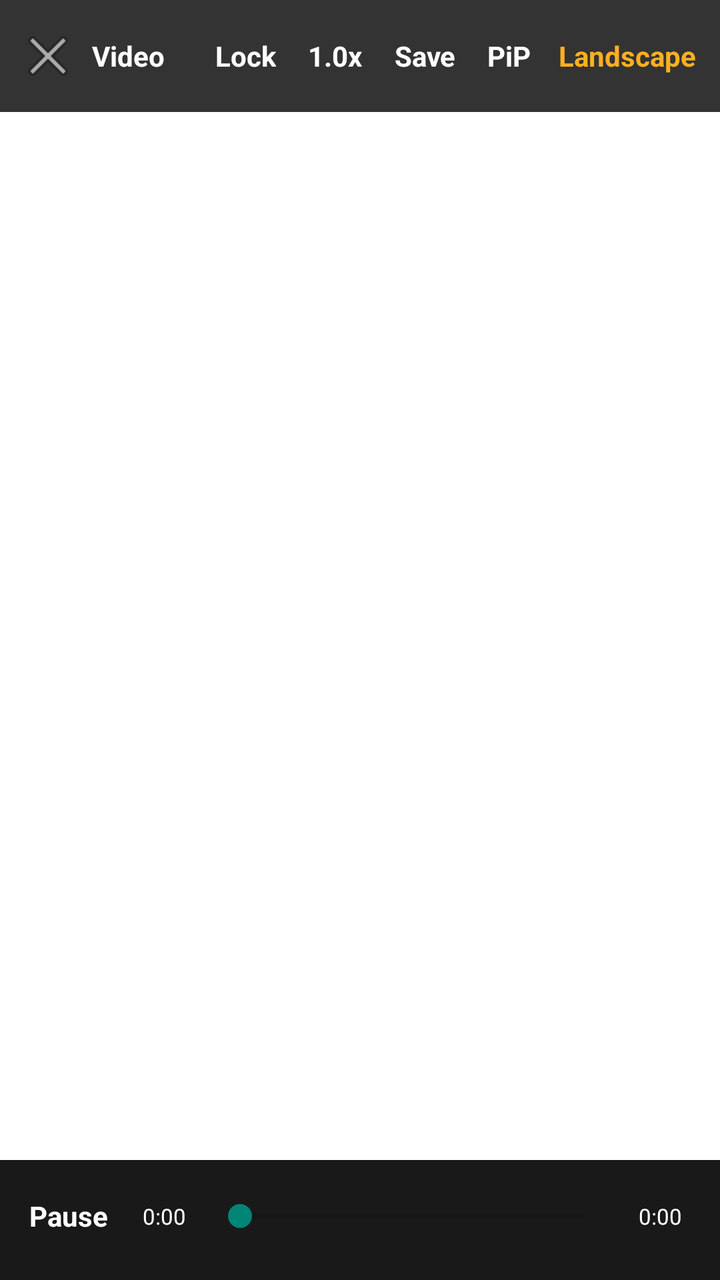
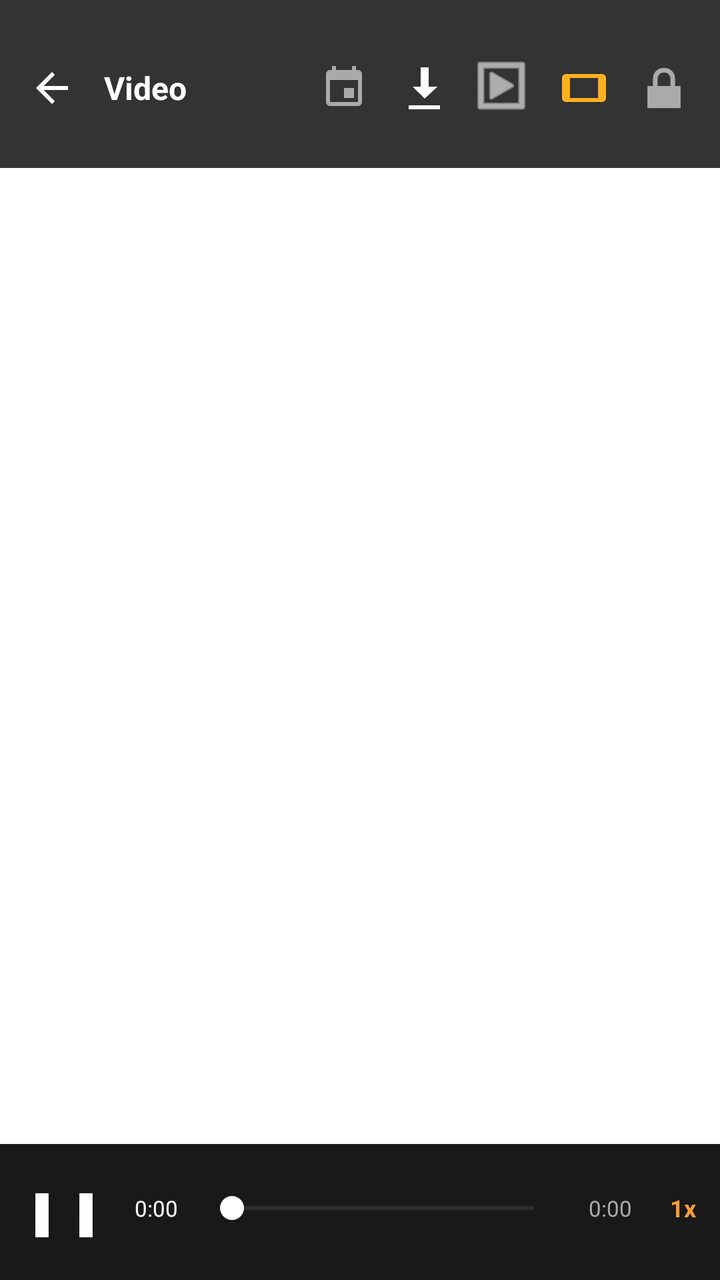

Compare the two renders of this Android layout. The source of the first and the diff that turns it into the second are given below.
<!-- AndroidManifest.xml: application theme Theme.Blaze -->
<!-- res/layout/uc_player_controls.xml -->
<?xml version="1.0" encoding="utf-8"?>
<FrameLayout xmlns:android="http://schemas.android.com/apk/res/android"
    android:id="@+id/fs_deck"
    android:layout_width="match_parent"
    android:layout_height="match_parent"
    android:clickable="false"
    android:elevation="24dp">

    <LinearLayout
        android:id="@+id/fs_chrome"
        android:layout_width="match_parent"
        android:layout_height="56dp"
        android:layout_gravity="top"
        android:background="#CC000000"
        android:gravity="center_vertical"
        android:paddingStart="2dp"
        android:paddingEnd="4dp">

        <ImageButton
            android:id="@+id/fs_close"
            android:layout_width="44dp"
            android:layout_height="44dp"
            android:background="@android:color/transparent"
            android:contentDescription="Close"
            android:src="@android:drawable/ic_menu_close_clear_cancel" />

        <TextView
            android:id="@+id/fs_title"
            android:layout_width="0dp"
            android:layout_height="wrap_content"
            android:layout_weight="1"
            android:ellipsize="end"
            android:maxLines="1"
            android:text="Video"
            android:textColor="#FFFFFF"
            android:textSize="14sp"
            android:textStyle="bold" />

        <TextView
            android:id="@+id/fs_lock"
            android:layout_width="wrap_content"
            android:layout_height="44dp"
            android:gravity="center"
            android:paddingStart="8dp"
            android:paddingEnd="8dp"
            android:text="Lock"
            android:textColor="#FFFFFF"
            android:textStyle="bold" />

        <TextView
            android:id="@+id/fs_speed"
            android:layout_width="wrap_content"
            android:layout_height="44dp"
            android:gravity="center"
            android:paddingStart="8dp"
            android:paddingEnd="8dp"
            android:text="1.0x"
            android:textColor="#FFFFFF"
            android:textStyle="bold" />

        <TextView
            android:id="@+id/fs_download"
            android:layout_width="wrap_content"
            android:layout_height="44dp"
            android:gravity="center"
            android:paddingStart="8dp"
            android:paddingEnd="8dp"
            android:text="Save"
            android:textColor="#FFFFFF"
            android:textStyle="bold" />

        <TextView
            android:id="@+id/fs_pip"
            android:layout_width="wrap_content"
            android:layout_height="44dp"
            android:gravity="center"
            android:paddingStart="8dp"
            android:paddingEnd="8dp"
            android:text="PiP"
            android:textColor="#FFFFFF"
            android:textStyle="bold" />

        <TextView
            android:id="@+id/fs_rotate"
            android:layout_width="wrap_content"
            android:layout_height="44dp"
            android:gravity="center"
            android:paddingStart="6dp"
            android:paddingEnd="8dp"
            android:text="Landscape"
            android:textColor="#FFB020"
            android:textStyle="bold" />
    </LinearLayout>

    <LinearLayout
        android:id="@+id/fs_controls"
        android:layout_width="match_parent"
        android:layout_height="wrap_content"
        android:layout_gravity="bottom"
        android:background="#E6000000"
        android:gravity="center_vertical"
        android:orientation="horizontal"
        android:paddingStart="8dp"
        android:paddingTop="6dp"
        android:paddingEnd="8dp"
        android:paddingBottom="10dp">

        <TextView
            android:id="@+id/fs_play"
            android:layout_width="52dp"
            android:layout_height="44dp"
            android:gravity="center"
            android:text="Pause"
            android:textColor="#FFFFFF"
            android:textStyle="bold" />

        <TextView
            android:id="@+id/fs_position"
            android:layout_width="44dp"
            android:layout_height="wrap_content"
            android:gravity="center"
            android:text="0:00"
            android:textColor="#FFFFFF"
            android:textSize="11sp" />

        <SeekBar
            android:id="@+id/fs_seek"
            android:layout_width="0dp"
            android:layout_height="wrap_content"
            android:layout_weight="1"
            android:max="1000"
            android:progress="0"
            android:secondaryProgress="0" />

        <TextView
            android:id="@+id/fs_duration"
            android:layout_width="44dp"
            android:layout_height="wrap_content"
            android:gravity="center"
            android:text="0:00"
            android:textColor="#FFFFFF"
            android:textSize="11sp" />
    </LinearLayout>
</FrameLayout>
<!-- resources referenced by this layout -->
<resources>
  <style name="Theme.Blaze" parent="Theme.AppCompat.Light.NoActionBar">
          <item name="colorPrimary">@color/primary</item>
          <item name="colorPrimaryDark">@color/primary_dark</item>
          <item name="android:statusBarColor">@android:color/transparent</item>
          <item name="android:navigationBarColor">@color/bar</item>
          <item name="android:windowLightStatusBar">true</item>
          <item name="android:windowBackground">@color/bg</item>
          <item name="android:windowDrawsSystemBarBackgrounds">true</item>
      </style>
  <color name="primary">#1A73E8</color>
  <color name="primary_dark">#1557B0</color>
  <color name="bar">#FFFFFF</color>
  <color name="bg">#FFFFFF</color>
</resources>

<!-- the commit's change to res/layout/uc_player_controls.xml (unified diff, before → after) -->
@@ -3,95 +3,260 @@
     android:id="@+id/fs_deck"
     android:layout_width="match_parent"
     android:layout_height="match_parent"
-    android:clickable="false"
-    android:elevation="24dp">
-
+    android:clickable="false">
+
+    
     <LinearLayout
         android:id="@+id/fs_chrome"
         android:layout_width="match_parent"
-        android:layout_height="56dp"
+        android:layout_height="84dp"
         android:layout_gravity="top"
         android:background="#CC000000"
         android:gravity="center_vertical"
-        android:paddingStart="2dp"
-        android:paddingEnd="4dp">
-
+        android:orientation="horizontal"
+        android:paddingStart="4dp"
+        android:paddingEnd="8dp"
+        android:paddingTop="8dp"
+        android:paddingBottom="4dp">
+
+        
         <ImageButton
             android:id="@+id/fs_close"
             android:layout_width="44dp"
             android:layout_height="44dp"
             android:background="@android:color/transparent"
             android:contentDescription="Close"
-            android:src="@android:drawable/ic_menu_close_clear_cancel" />
-
-        <TextView
-            android:id="@+id/fs_title"
+            android:src="@drawable/ic_back"
+            android:tint="#FFFFFF" />
+
+        
+        <LinearLayout
             android:layout_width="0dp"
             android:layout_height="wrap_content"
             android:layout_weight="1"
-            android:ellipsize="end"
-            android:maxLines="1"
-            android:text="Video"
+            android:orientation="vertical"
+            android:layout_marginStart="4dp">
+
+            <TextView
+                android:id="@+id/fs_title"
+                android:layout_width="match_parent"
+                android:layout_height="wrap_content"
+                android:ellipsize="end"
+                android:maxLines="1"
+                android:text="Video"
+                android:textColor="#FFFFFF"
+                android:textSize="16sp"
+                android:textStyle="bold" />
+
+            
+            <LinearLayout
+                android:layout_width="wrap_content"
+                android:layout_height="wrap_content"
+                android:gravity="center_vertical"
+                android:orientation="horizontal">
+
+                <TextView
+                    android:id="@+id/traffic_title_bar_data"
+                    android:layout_width="wrap_content"
+                    android:layout_height="wrap_content"
+                    android:textColor="#BBFFFFFF"
+                    android:textSize="11sp"
+                    android:visibility="gone" />
+
+                <TextView
+                    android:id="@+id/traffic_title_bar_data_save"
+                    android:layout_width="wrap_content"
+                    android:layout_height="wrap_content"
+                    android:layout_marginStart="4dp"
+                    android:textColor="#88FF9C38"
+                    android:textSize="11sp"
+                    android:visibility="gone" />
+            </LinearLayout>
+        </LinearLayout>
+
+        
+
+        
+        <ImageButton
+            android:id="@+id/fs_watch_later"
+            android:layout_width="40dp"
+            android:layout_height="40dp"
+            android:background="?android:attr/selectableItemBackgroundBorderless"
+            android:contentDescription="Watch Later"
+            android:src="@drawable/ic_watch_later"
+            android:tint="#AAAAAA" />
+
+        
+        <ImageButton
+            android:id="@+id/fs_audio_switch"
+            android:layout_width="40dp"
+            android:layout_height="40dp"
+            android:background="?android:attr/selectableItemBackgroundBorderless"
+            android:contentDescription="Audio Switch"
+            android:src="@android:drawable/ic_lock_silent_mode_off"
+            android:tint="#AAAAAA"
+            android:visibility="gone" />
+
+        
+        <ImageButton
+            android:id="@+id/fs_download"
+            android:layout_width="40dp"
+            android:layout_height="40dp"
+            android:background="?android:attr/selectableItemBackgroundBorderless"
+            android:contentDescription="Download"
+            android:src="@android:drawable/stat_sys_download"
+            android:tint="#FFFFFF" />
+
+        
+        <ImageButton
+            android:id="@+id/fs_pip"
+            android:layout_width="40dp"
+            android:layout_height="40dp"
+            android:background="?android:attr/selectableItemBackgroundBorderless"
+            android:contentDescription="PiP"
+            android:src="@android:drawable/ic_menu_slideshow"
+            android:tint="#FFFFFF" />
+
+        
+        <ImageButton
+            android:id="@+id/fs_rotate"
+            android:layout_width="40dp"
+            android:layout_height="40dp"
+            android:background="?android:attr/selectableItemBackgroundBorderless"
+            android:contentDescription="Rotate"
+            android:src="@drawable/ic_rotate_landscape"
+            android:tint="#FFB020" />
+
+        
+        <ImageButton
+            android:id="@+id/fs_lock"
+            android:layout_width="40dp"
+            android:layout_height="40dp"
+            android:background="?android:attr/selectableItemBackgroundBorderless"
+            android:contentDescription="Lock"
+            android:src="@android:drawable/ic_lock_lock"
+            android:tint="#AAAAAA" />
+
+    </LinearLayout>
+
+    
+    <LinearLayout
+        android:id="@+id/volume_brightness_hint"
+        android:layout_width="120dp"
+        android:layout_height="wrap_content"
+        android:layout_gravity="center"
+        android:background="#CC000000"
+        android:gravity="center"
+        android:orientation="vertical"
+        android:padding="16dp"
+        android:visibility="gone">
+
+        
+        <ImageView
+            android:id="@+id/hint_icon"
+            android:layout_width="36dp"
+            android:layout_height="36dp"
+            android:contentDescription="Hint"
+            android:src="@android:drawable/ic_lock_silent_mode_off"
+            android:tint="#FFFFFF" />
+
+        
+        <ProgressBar
+            android:id="@+id/hint_progress"
+            style="?android:attr/progressBarStyleHorizontal"
+            android:layout_width="100dp"
+            android:layout_height="4dp"
+            android:layout_marginTop="10dp"
+            android:max="100"
+            android:progress="50"
+            android:progressTint="#FF9C38" />
+
+        
+        <TextView
+            android:id="@+id/hint_pct"
+            android:layout_width="wrap_content"
+            android:layout_height="wrap_content"
+            android:layout_marginTop="4dp"
+            android:text="50%"
+            android:textColor="#CCFFFFFF"
+            android:textSize="12sp" />
+    </LinearLayout>
+
+    
+    <FrameLayout
+        android:id="@+id/video_loading"
+        android:layout_width="wrap_content"
+        android:layout_height="wrap_content"
+        android:layout_gravity="center"
+        android:visibility="gone">
+        <ProgressBar
+            android:layout_width="48dp"
+            android:layout_height="48dp"
+            android:indeterminate="true"
+            android:progressTint="#FFFFFF" />
+    </FrameLayout>
+
+    
+    <LinearLayout
+        android:id="@+id/video_error_view"
+        android:layout_width="wrap_content"
+        android:layout_height="wrap_content"
+        android:layout_gravity="center"
+        android:gravity="center"
+        android:orientation="vertical"
+        android:padding="16dp"
+        android:background="#CC000000"
+        android:visibility="gone">
+
+        <TextView
+            android:id="@+id/video_error_msg"
+            android:layout_width="wrap_content"
+            android:layout_height="wrap_content"
+            android:gravity="center"
+            android:text="Cannot play this video"
             android:textColor="#FFFFFF"
             android:textSize="14sp"
-            android:textStyle="bold" />
-
-        <TextView
-            android:id="@+id/fs_lock"
-            android:layout_width="wrap_content"
-            android:layout_height="44dp"
-            android:gravity="center"
-            android:paddingStart="8dp"
-            android:paddingEnd="8dp"
-            android:text="Lock"
-            android:textColor="#FFFFFF"
-            android:textStyle="bold" />
-
-        <TextView
-            android:id="@+id/fs_speed"
-            android:layout_width="wrap_content"
-            android:layout_height="44dp"
-            android:gravity="center"
-            android:paddingStart="8dp"
-            android:paddingEnd="8dp"
-            android:text="1.0x"
-            android:textColor="#FFFFFF"
-            android:textStyle="bold" />
-
-        <TextView
-            android:id="@+id/fs_download"
-            android:layout_width="wrap_content"
-            android:layout_height="44dp"
-            android:gravity="center"
-            android:paddingStart="8dp"
-            android:paddingEnd="8dp"
-            android:text="Save"
-            android:textColor="#FFFFFF"
-            android:textStyle="bold" />
-
-        <TextView
-            android:id="@+id/fs_pip"
-            android:layout_width="wrap_content"
-            android:layout_height="44dp"
-            android:gravity="center"
-            android:paddingStart="8dp"
-            android:paddingEnd="8dp"
-            android:text="PiP"
-            android:textColor="#FFFFFF"
-            android:textStyle="bold" />
-
-        <TextView
-            android:id="@+id/fs_rotate"
-            android:layout_width="wrap_content"
-            android:layout_height="44dp"
-            android:gravity="center"
-            android:paddingStart="6dp"
-            android:paddingEnd="8dp"
-            android:text="Landscape"
-            android:textColor="#FFB020"
-            android:textStyle="bold" />
+            android:maxLines="2" />
+
+        <TextView
+            android:id="@+id/video_error_code"
+            android:layout_width="wrap_content"
+            android:layout_height="wrap_content"
+            android:layout_marginTop="4dp"
+            android:gravity="center"
+            android:textColor="#AAAAAA"
+            android:textSize="11sp"
+            android:maxLines="1" />
+
+        <Button
+            android:id="@+id/video_error_retry"
+            android:layout_width="wrap_content"
+            android:layout_height="36dp"
+            android:layout_marginTop="8dp"
+            android:text="Retry"
+            android:textSize="13sp"
+            android:backgroundTint="#FF9C38" />
     </LinearLayout>
 
+    
+    <TextView
+        android:id="@+id/speed_overlay"
+        android:layout_width="wrap_content"
+        android:layout_height="wrap_content"
+        android:layout_gravity="top|start"
+        android:layout_marginTop="88dp"
+        android:layout_marginStart="12dp"
+        android:background="#88000000"
+        android:paddingStart="8dp"
+        android:paddingEnd="8dp"
+        android:paddingTop="3dp"
+        android:paddingBottom="3dp"
+        android:textColor="#FF9C38"
+        android:textSize="11sp"
+        android:textStyle="bold"
+        android:visibility="gone" />
+
+    
     <LinearLayout
         android:id="@+id/fs_controls"
         android:layout_width="match_parent"
@@ -101,19 +266,21 @@
         android:gravity="center_vertical"
         android:orientation="horizontal"
         android:paddingStart="8dp"
-        android:paddingTop="6dp"
+        android:paddingTop="8dp"
         android:paddingEnd="8dp"
-        android:paddingBottom="10dp">
-
+        android:paddingBottom="12dp">
+
+        
         <TextView
             android:id="@+id/fs_play"
-            android:layout_width="52dp"
-            android:layout_height="44dp"
-            android:gravity="center"
-            android:text="Pause"
+            android:layout_width="48dp"
+            android:layout_height="48dp"
+            android:gravity="center"
+            android:text="&#9646;&#9646;"
             android:textColor="#FFFFFF"
-            android:textStyle="bold" />
-
+            android:textSize="22sp" />
+
+        
         <TextView
             android:id="@+id/fs_position"
             android:layout_width="44dp"
@@ -123,6 +290,7 @@
             android:textColor="#FFFFFF"
             android:textSize="11sp" />
 
+        
         <SeekBar
             android:id="@+id/fs_seek"
             android:layout_width="0dp"
@@ -130,15 +298,35 @@
             android:layout_weight="1"
             android:max="1000"
             android:progress="0"
-            android:secondaryProgress="0" />
-
+            android:secondaryProgress="0"
+            android:progressTint="#FFFFFF"
+            android:progressBackgroundTint="#55FFFFFF"
+            android:secondaryProgressTint="#88FFFFFF"
+            android:thumbTint="#FFFFFF" />
+
+        
         <TextView
             android:id="@+id/fs_duration"
             android:layout_width="44dp"
             android:layout_height="wrap_content"
             android:gravity="center"
             android:text="0:00"
-            android:textColor="#FFFFFF"
+            android:textColor="#AAAAAA"
             android:textSize="11sp" />
+
+        
+        <TextView
+            android:id="@+id/fs_speed"
+            android:layout_width="wrap_content"
+            android:layout_height="44dp"
+            android:gravity="center"
+            android:paddingStart="8dp"
+            android:paddingEnd="4dp"
+            android:text="1x"
+            android:textColor="#FF9C38"
+            android:textSize="12sp"
+            android:textStyle="bold" />
+
     </LinearLayout>
+
 </FrameLayout>
<!-- resource entries referenced after the edit -->
@@ -1,5 +1,25 @@
 <!-- resources referenced by this layout -->
 <resources>
+  <!-- drawable ic_back (drawable) -->
+  <vector xmlns:android="http://schemas.android.com/apk/res/android"
+      android:width="24dp" android:height="24dp"
+      android:viewportWidth="24" android:viewportHeight="24">
+      <path android:fillColor="#66707A" android:pathData="M20,11H7.83l5.59-5.59L12,4l-8,8 8,8 1.41-1.41L7.83,13H20v-2z"/>
+  </vector>
+  <!-- drawable ic_rotate_landscape (drawable) -->
+  <?xml version="1.0" encoding="utf-8"?>
+  <vector xmlns:android="http://schemas.android.com/apk/res/android"
+      android:width="24dp" android:height="24dp" android:viewportWidth="24" android:viewportHeight="24">
+      <path android:fillColor="#FFFFFF"
+          android:pathData="M1,7L1,17C1,18.1,1.9,19,3,19l18,0c1.1,0,2-0.9,2-2L23,7c0-1.1-0.9-2-2-2L3,5C1.9,5,1,5.9,1,7zM19,17L5,17L5,7l14,0L19,17z"/>
+  </vector>
+  <!-- drawable ic_watch_later (drawable) -->
+  <?xml version="1.0" encoding="utf-8"?>
+  <vector xmlns:android="http://schemas.android.com/apk/res/android"
+      android:width="24dp" android:height="24dp" android:viewportWidth="24" android:viewportHeight="24">
+      <path android:fillColor="#FFFFFF"
+          android:pathData="M17,12h-5v5h5v-5zM16,1v2H8V1H6v2H5C3.89,3,3.01,3.9,3.01,5L3,19c0,1.1,0.89,2,2,2h14c1.1,0,2-0.9,2-2V5c0-1.1-0.9-2-2-2h-1V1H16zM19,19H5V8h14V19z"/>
+  </vector>
   <style name="Theme.Blaze" parent="Theme.AppCompat.Light.NoActionBar">
           <item name="colorPrimary">@color/primary</item>
           <item name="colorPrimaryDark">@color/primary_dark</item>
